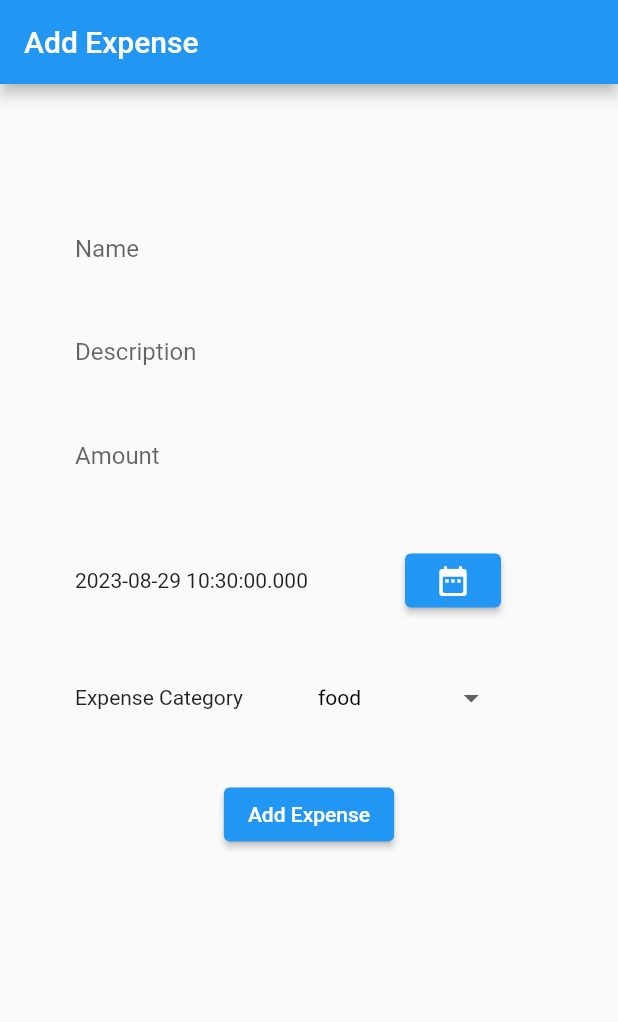
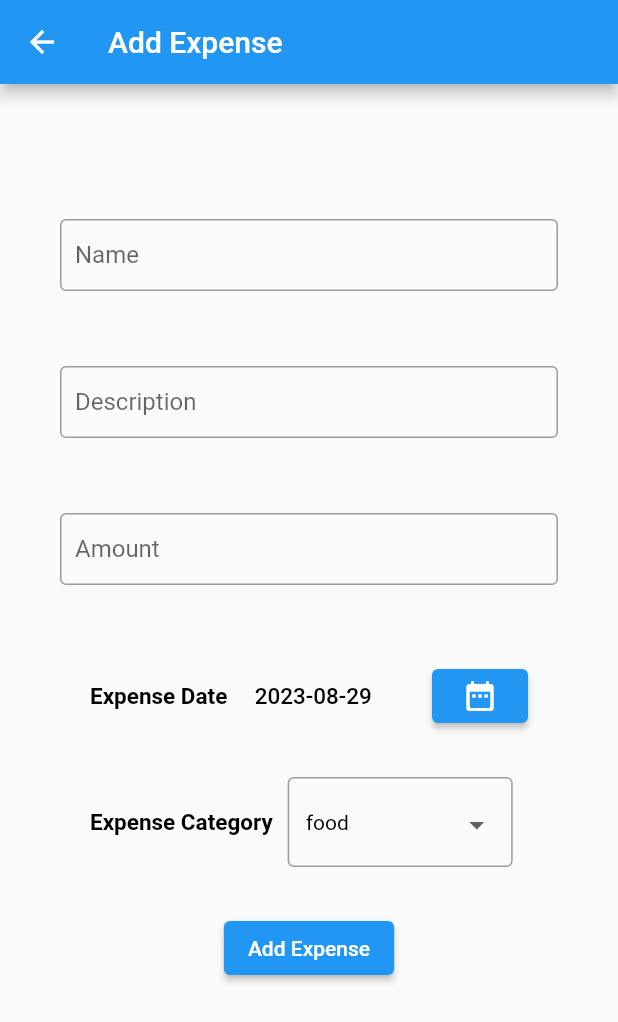
Before and after one commit to karthick-rv/Expenzo, a Flutter app: the screen it shows after launch, after a tap on "Add Expense", on a phone screen of 412 x 824 dp. Shown: the top 1022 px of the screen. Run offline on Flutter 3.47's test engine with Material 2 defaults, Android fonts, the phone set to English and light mode, and no system bars; our stand-ins replace dio, equatable, flutter_bloc; missing offline and left inert: dart:ffi.

Commit message:
Add Expense done and expense list in progress

```diff
--- a/lib/features/expense/data/expense_repository.dart
+++ b/lib/features/expense/data/expense_repository.dart
@@ -8,7 +8,7 @@ abstract class ExpenseRepository{
 
   Future<DataState<List<Expense>>> getExpenses();
 
-  Future<DataState<List<Expense>>> addExpense(Expense expense);
+  void addExpense(Expense expense);
 
   Future<DataState<Expense>> editExpense(Expense expense);
 
--- a/lib/features/expense/data/expense_repository_impl.dart
+++ b/lib/features/expense/data/expense_repository_impl.dart
@@ -1,14 +1,18 @@
 
+
+import 'dart:math';
 
 import 'package:expenzo/core/resources/data_state.dart';
 import 'package:expenzo/features/expense/data/expense.dart';
 import 'package:expenzo/features/expense/data/expense_repository.dart';
 
 class ExpenseRepositoryImpl extends ExpenseRepository{
+
+  List<Expense> expenseList = [];
+
   @override
-  Future<DataState<List<Expense>>> addExpense(Expense expense) {
-    // TODO: implement addExpense
-    throw UnimplementedError();
+  void addExpense(Expense expense) {
+     expenseList.add(expense);
   }
 
   @override
@@ -19,8 +23,7 @@ class ExpenseRepositoryImpl extends ExpenseRepository{
 
   @override
   Future<DataState<List<Expense>>> getExpenses() {
-    // TODO: implement getExpenses
-    throw UnimplementedError();
+    return Future.value(DataSuccess(expenseList));
   }
 
 }
--- a/lib/features/expense/presentation/bloc/expense_bloc.dart
+++ b/lib/features/expense/presentation/bloc/expense_bloc.dart
@@ -12,10 +12,19 @@ class ExpenseBloc extends Bloc<ExpenseEvent, ExpenseState>{
 
   ExpenseBloc(this.expenseRepository) : super(const ExpenseLoading()){
     on <GetExpenses> (onGetExpenses);
+    on <AddExpense> (onAddExpense);
   }
 
   void onGetExpenses(GetExpenses event, Emitter<ExpenseState> emitter) async {
+    await _getExpenses();
+  }
 
+  void onAddExpense(AddExpense event , Emitter<ExpenseState> emitter) async {
+    expenseRepository.addExpense(event.expense!);
+    await _getExpenses();
+  }
+
+  _getExpenses() async{
     final dataState = await expenseRepository.getExpenses();
 
     if(dataState is DataSuccess && dataState.data!.isNotEmpty){
--- a/lib/features/expense/presentation/pages/add_expense.dart
+++ b/lib/features/expense/presentation/pages/add_expense.dart
@@ -1,9 +1,14 @@
 import 'dart:ffi';
 
 import 'package:expenzo/features/expense/data/expense.dart';
+import 'package:expenzo/features/expense/presentation/bloc/expense_bloc.dart';
+import 'package:expenzo/features/expense/presentation/bloc/expense_event.dart';
+import 'package:expenzo/features/expense/presentation/pages/expense_list.dart';
 import 'package:expenzo/features/expense/presentation/widgets/date_picker.dart';
+import 'package:expenzo/features/expense/presentation/widgets/dropdown.dart';
 import 'package:expenzo/features/expense/presentation/widgets/text_field.dart';
 import 'package:flutter/material.dart';
+import 'package:flutter_bloc/flutter_bloc.dart';
 
 List<String> list = ExpenseCategory.values.map((e) => e.name).toList();
 
@@ -17,24 +22,11 @@ class AddExpensePage extends StatefulWidget {
 }
 
 class AddExpensePageState extends State<AddExpensePage> {
-  // late TextEditingController _controller;
   String dropdownValue = list.first;
   String name = "";
   String desc = "";
   int amount = 0;
   DateTime selectedDate = DateTime.now();
-
-  @override
-  void initState() {
-    super.initState();
-    // _controller = TextEditingController();
-  }
-
-  @override
-  void dispose() {
-    // _controller.dispose();
-    super.dispose();
-  }
 
   @override
   Widget build(BuildContext context) {
@@ -43,66 +35,89 @@ class AddExpensePageState extends State<AddExpensePage> {
       return ConstrainedBox(
         constraints: BoxConstraints(minHeight: viewportConstraints.maxHeight),
         child: Scaffold(
-          appBar: AppBar(
-            title: const Text('Add Expense'),
-          ),
-            body: Padding(
-              padding: const EdgeInsets.all(50),
-              child: SingleChildScrollView(
-                child: Column(
-                  children: [
-                   CustomTextField(name: "Name", onChanged: (String text) => {
-                     name = text
-                   }),
-                    CustomTextField(name: "Description", onChanged: (String text) => {
-                      desc = text
-                    }),
-                    CustomTextField(name: "Amount", onChanged: (String text) => {
-                      amount = text as int
-                    }),
-                    const SizedBox(height: 50),
-                    DatePicker(onDatePicked: (date) => {setState(()=>{selectedDate = date})}),
-                    const SizedBox(height: 30),
-                    Row(
-                      children: [
-                        const Text("Expense Category"),
-                        const SizedBox(width: 50),
-                        DropdownButton<String>(
-                          value: dropdownValue,
-                          icon: const Icon(Icons.arrow_drop_down),
-                          elevation: 16,
-                          style: const TextStyle(color: Colors.black),
-                          underline: Container(
-                            height: 2,
-                            color: Colors.transparent,
-                          ),
-                          onChanged: (String? value) {
-                            // This is called when the user selects an item.
-                            setState(() {
-                              dropdownValue = value!;
-                            });
-                          },
-                          items: list
-                              .map<DropdownMenuItem<String>>((String value) {
-                            return DropdownMenuItem<String>(
-                              value: value,
-                              child: Text(value),
-                            );
-                          }).toList(),
-                        )
-                      ],
-                    ),
-                    const SizedBox(height: 30),
-                    ElevatedButton(
-                        onPressed: () => {
-                          Expense(name: name, description: desc, amount: amount, date: selectedDate, category: ExpenseCategory.values.firstWhere((element) => element.name == dropdownValue))
-                        }, child: const Text("Add Expense"))
-                  ],
-                ),
-              ),
-            ),
-          ),
-        );
+          appBar: buildAppBar(),
+          body: buildBody(),
+        ),
+      );
     });
   }
+
+
+  AppBar buildAppBar(){
+    return AppBar(
+      title: const Text('Add Expense'),
+    );
+  }
+
+  Widget buildBody(){
+    return Padding(
+      padding: const EdgeInsets.all(40),
+      child: SingleChildScrollView(
+        child: Column(
+          children: [
+            CustomTextField(
+                name: "Name",
+                keyboardType: TextInputType.name,
+                onChanged: (String text) => {name = text}),
+            CustomTextField(
+                name: "Description",
+                keyboardType: TextInputType.text,
+                onChanged: (String text) => {desc = text}),
+            CustomTextField(
+                name: "Amount",
+                keyboardType: TextInputType.number,
+                onChanged: (String text) => {amount = int.parse(text)}),
+            const SizedBox(height: 50),
+            DatePicker(
+                selectedDate: selectedDate,
+                onDatePicked: (date) => {
+                  setState(() {
+                    selectedDate = date;
+                  })
+                }),
+            const SizedBox(height: 30),
+            Container(
+                padding: const EdgeInsets.symmetric(
+                    vertical: 0, horizontal: 20),
+                child: Row(
+                  children: [
+                    const Text(
+                      "Expense Category",
+                      style: TextStyle(
+                          color: Colors.black,
+                          fontSize: 15,
+                          fontWeight: FontWeight.bold),
+                    ),
+                    const SizedBox(width: 10),
+                    DropDown<String>(
+                        list: list,
+                        dropdownValue: dropdownValue,
+                        onValueChanged: (String? value) => {
+                          setState(() {
+                            dropdownValue = value!;
+                          })
+                        })
+                  ],
+                )),
+            const SizedBox(height: 30),
+            ElevatedButton(
+                onPressed: (){
+                 var expense =  Expense(
+                      name: name,
+                      description: desc,
+                      amount: amount,
+                      date: selectedDate,
+                      category: ExpenseCategory.values.firstWhere(
+                              (element) => element.name == dropdownValue));
+                  context.read<ExpenseBloc>().add(AddExpense(expense));
+                 Navigator.of(context).pop();
+                },
+                child: const Text("Add Expense"))
+          ],
+        ),
+      ),
+    );
+  }
+
+
 }
--- /dev/null
+++ b/lib/features/expense/presentation/pages/expense_list.dart
@@ -0,0 +1,99 @@
+import 'package:expenzo/features/expense/presentation/bloc/expense_bloc.dart';
+import 'package:expenzo/features/expense/presentation/bloc/expense_state.dart';
+import 'package:expenzo/features/expense/presentation/pages/add_expense.dart';
+import 'package:flutter/material.dart';
+import 'package:flutter_bloc/flutter_bloc.dart';
+
+class ExpenseList extends StatefulWidget {
+  const ExpenseList({super.key});
+
+  @override
+  State<StatefulWidget> createState() {
+    return ExpenseListState();
+  }
+}
+
+class ExpenseListState extends State {
+  @override
+  Widget build(BuildContext context) {
+    return Scaffold(
+      appBar: buildAppbar(),
+      body: buildBody(),
+    );
+  }
+
+  AppBar buildAppbar() {
+    return AppBar(
+      title: const Text('Your Expenses'),
+    );
+  }
+
+  Widget buildBody() {
+    return BlocBuilder<ExpenseBloc, ExpenseState>(builder: (context, state) {
+      return Column(
+        children: [topBar(), expenseList(state)],
+      );
+    });
+  }
+
+  Widget expenseList(ExpenseState state) {
+    return Padding(
+      padding: const EdgeInsets.all(15),
+      child: ListView.separated(
+        scrollDirection: Axis.vertical,
+        shrinkWrap: true,
+        itemCount: state.expenses?.length ?? 0,
+        itemBuilder: (BuildContext context, int index) {
+          var expense = state.expenses![index];
+          return Container(
+            padding: const EdgeInsets.all(30),
+            color: Colors.amberAccent,
+            child: Row(
+              mainAxisAlignment: MainAxisAlignment.spaceAround,
+              children: [
+                Text(expense.name,
+                    style: const TextStyle(
+                        fontSize: 15, fontWeight: FontWeight.w400)),
+                Text(expense.category.name,
+                    style: const TextStyle(
+                        fontSize: 15, fontWeight: FontWeight.w400)),
+                Text(expense.amount.toString(),
+                    style: const TextStyle(
+                        fontSize: 15, fontWeight: FontWeight.bold)),
+                Text(expense.date.toLocal().toString().split(" ")[0],
+                    style: const TextStyle(
+                        fontSize: 15, fontWeight: FontWeight.w500)),
+              ],
+            ),
+          );
+        },
+        separatorBuilder: (BuildContext context, int index) {
+          return const SizedBox(height: 15);
+        },
+      ),
+    );
+  }
+
+  Widget topBar() {
+    return Padding(
+      padding: const EdgeInsets.all(10),
+      child: Row(
+        children: [
+          ElevatedButton(
+            onPressed: () {
+              Navigator.of(context).push(
+                MaterialPageRoute(
+                  builder: (context) => const AddExpensePage(),
+                ),
+              );
+            },
+            child: const Text(
+              "Add Expense",
+              style: TextStyle(fontSize: 15, fontWeight: FontWeight.bold),
+            ),
+          )
+        ],
+      ),
+    );
+  }
+}
--- a/lib/features/expense/presentation/widgets/date_picker.dart
+++ b/lib/features/expense/presentation/widgets/date_picker.dart
@@ -1,17 +1,14 @@
-
-
 import 'package:flutter/material.dart';
 
-class DatePicker extends StatelessWidget{
-
-  final DateTime selectedDate = DateTime.now();
+class DatePicker extends StatelessWidget {
+  final DateTime selectedDate;
   final void Function(DateTime) onDatePicked;
 
-  DatePicker({super.key,  required this.onDatePicked });
+  const DatePicker(
+      {super.key, required this.selectedDate, required this.onDatePicked});
 
   @override
   Widget build(BuildContext context) {
-
     Future<void> selectDate(BuildContext context) async {
       final DateTime? picked = await showDatePicker(
           context: context,
@@ -19,23 +16,35 @@ class DatePicker extends StatelessWidget{
           firstDate: DateTime(2015, 8),
           lastDate: DateTime(2101));
       if (picked != null && picked != selectedDate) {
-        onDatePicked(selectedDate);
+        onDatePicked(picked);
       }
     }
 
-    return Row(
+    return Container(
+        margin: const EdgeInsets.symmetric(vertical: 0, horizontal: 20),
+        child: Row(
           crossAxisAlignment: CrossAxisAlignment.center,
+          mainAxisAlignment: MainAxisAlignment.spaceBetween,
           children: [
+            const Text(
+              "Expense Date",
+              style: TextStyle(
+                  color: Colors.black,
+                  fontSize: 15,
+                  fontWeight: FontWeight.bold),
+            ),
             SizedBox(
-            width: 200,
-            child: Text(selectedDate.toLocal().toString(),
+                width: 100,
+                child: Text(selectedDate.toLocal().toString().split(" ")[0],
+                    style: const TextStyle(
+                        fontSize: 15,
+                        color: Colors.black,
+                        fontWeight: FontWeight.w500),
                     textAlign: TextAlign.start)),
-        const SizedBox(width: 20),
             ElevatedButton(
                 onPressed: () => {selectDate(context)},
                 child: const Icon(Icons.date_range_rounded))
           ],
-    );
+        ));
   }
-
 }
--- /dev/null
+++ b/lib/features/expense/presentation/widgets/dropdown.dart
@@ -0,0 +1,40 @@
+import 'package:flutter/material.dart';
+
+class DropDown<T> extends StatelessWidget {
+  final List<T> list;
+  final T dropdownValue;
+  final Function(T?) onValueChanged;
+
+  const DropDown(
+      {super.key,
+      required this.list,
+      required this.dropdownValue,
+      required this.onValueChanged});
+
+  @override
+  Widget build(BuildContext context) {
+    return SizedBox(
+      width: 150,
+      height: 60,
+      child: InputDecorator(
+          decoration: const InputDecoration(border: OutlineInputBorder()),
+          child: DropdownButtonHideUnderline(
+              child: DropdownButton<T>(
+            value: dropdownValue,
+            icon: const Icon(Icons.arrow_drop_down),
+            elevation: 16,
+            style: const TextStyle(color: Colors.black),
+            onChanged: (T? value) {
+              onValueChanged(value);
+            },
+            borderRadius: BorderRadius.circular(5),
+            items: list.map<DropdownMenuItem<T>>((T value) {
+              return DropdownMenuItem<T>(
+                value: value,
+                child: Text(value as String),
+              );
+            }).toList(),
+          ))),
+    );
+  }
+}
--- a/lib/features/expense/presentation/widgets/text_field.dart
+++ b/lib/features/expense/presentation/widgets/text_field.dart
@@ -1,13 +1,15 @@
-
-
 import 'package:flutter/material.dart';
 
-class CustomTextField extends StatelessWidget{
-
+class CustomTextField extends StatelessWidget {
   final String name;
+  final TextInputType? keyboardType;
   final void Function(String)? onChanged;
 
-  const CustomTextField({super.key, required this.name , this.onChanged});
+  const CustomTextField(
+      {super.key,
+      required this.name,
+      this.keyboardType = TextInputType.text,
+      this.onChanged});
 
   @override
   Widget build(BuildContext context) {
@@ -16,14 +18,16 @@ class CustomTextField extends StatelessWidget{
         const SizedBox(height: 50),
         TextField(
           onChanged: onChanged,
-          decoration:
-          InputDecoration.collapsed(hintText: name),
+          keyboardType: keyboardType,
+          decoration: InputDecoration(
+            hintText: name,
+            contentPadding: const EdgeInsets.all(10),
+            border: const OutlineInputBorder(
+              borderSide: BorderSide(color: Colors.grey, width: 0.0),
+            ),
+          ),
         )
       ],
     );
   }
-
-
-
-
 }
--- a/lib/main.dart
+++ b/lib/main.dart
@@ -1,5 +1,8 @@
-import 'package:expenzo/features/expense/presentation/pages/add_expense.dart';
+import 'package:expenzo/features/expense/data/expense_repository_impl.dart';
+import 'package:expenzo/features/expense/presentation/bloc/expense_bloc.dart';
+import 'package:expenzo/features/expense/presentation/pages/expense_list.dart';
 import 'package:flutter/material.dart';
+import 'package:flutter_bloc/flutter_bloc.dart';
 
 
 void main() {
@@ -11,12 +14,17 @@ class MyApp extends StatelessWidget {
 
   @override
   Widget build(BuildContext context) {
-    return MaterialApp(
-      title: 'Flutter Demo',
-      theme: ThemeData(
-        primarySwatch: Colors.blue,
-      ),
-      home: const AddExpensePage(),
-    );
+    return RepositoryProvider(
+        create: (context) => ExpenseRepositoryImpl(),
+        child: BlocProvider(
+          create: (context) => ExpenseBloc(context.read<ExpenseRepositoryImpl>()),
+          child: MaterialApp(
+            title: 'Flutter Demo',
+            theme: ThemeData(
+              primarySwatch: Colors.blue,
+            ),
+            home: const ExpenseList(),
+          ),
+        ));
   }
 }
```
Lines whose indentation alone changed are shown as unchanged.
